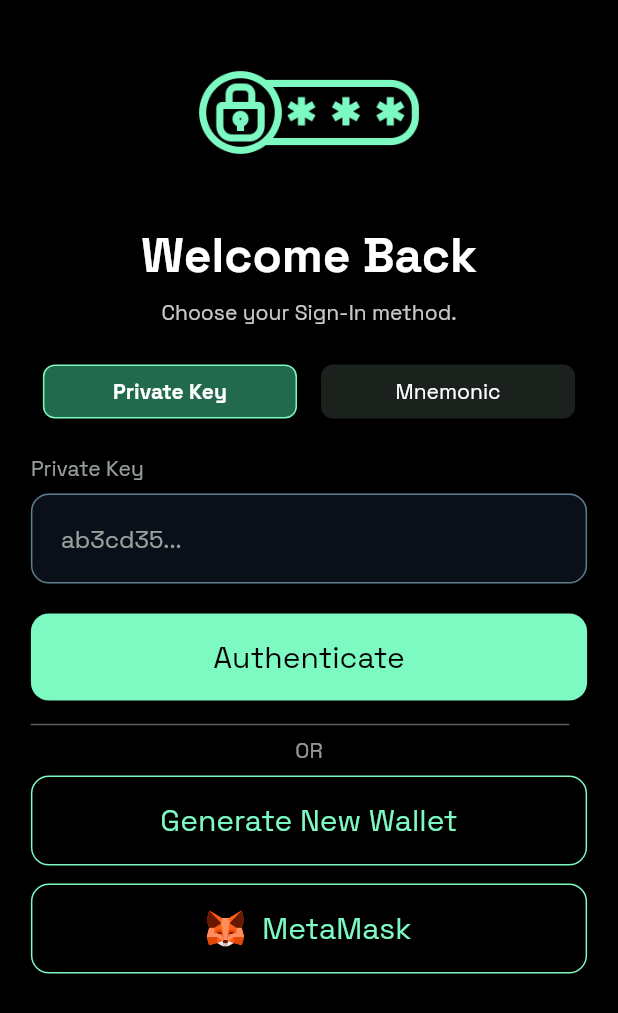
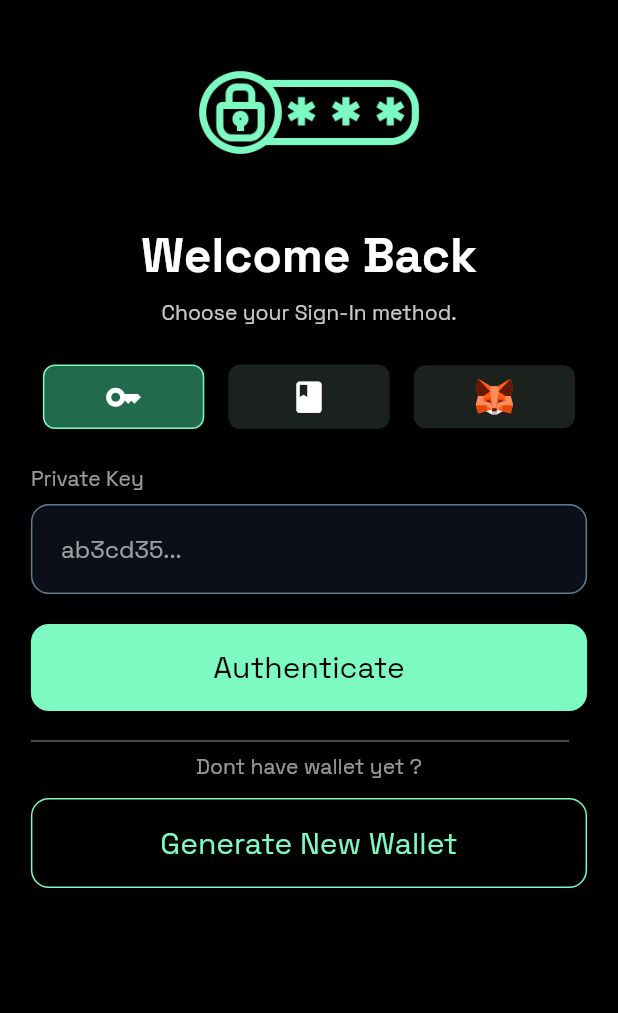
Before and after one commit to marouan-boumchahate/S2dent, a Flutter app: the screen it shows after launch, on a phone screen of 412 x 824 dp. Shown: the top 1013 px of the screen. Run offline on Flutter 3.47's test engine with Material 3 defaults, Android fonts, the phone set to English and light mode, and no system bars; our stand-ins replace device_preview, flex_color_scheme, flutter_secure_storage, flutter_svg, google_fonts; missing offline and left inert: reown_appkit.

Commit message:
Implement Signing in via MetaMask feature

```diff
--- /dev/null
+++ b/app/lib/components/animation_wrapper.dart
@@ -0,0 +1,20 @@
+import 'package:flutter/material.dart';
+
+class AnimationWrapper extends StatelessWidget {
+  const AnimationWrapper({
+    super.key,
+    required this.widget,
+  });
+  final Widget widget;
+  @override
+  Widget build(BuildContext context) {
+    return AnimatedSwitcher(
+      duration: Duration(milliseconds: 300),
+      transitionBuilder: (child, animation) => FadeTransition(
+        opacity: animation,
+        child: child,
+      ),
+      child: widget,
+    );
+  }
+}
--- a/app/lib/components/toggle_button.dart
+++ b/app/lib/components/toggle_button.dart
@@ -5,12 +5,12 @@ class ToggleButton extends StatelessWidget {
   const ToggleButton({
     super.key,
     required this.onTap,
-    required this.label,
     required this.isSelected,
+    required this.child,
   });
   final Function() onTap;
-  final String label;
   final bool isSelected;
+  final Widget child;
 
   @override
   Widget build(BuildContext context) {
@@ -30,13 +30,7 @@ class ToggleButton extends StatelessWidget {
             ),
           ),
           padding: EdgeInsets.symmetric(vertical: 8, horizontal: 20),
-          child: Text(
-            label,
-            style: TextStyle(
-              fontWeight: isSelected ? FontWeight.bold : FontWeight.normal,
-            ),
-            textAlign: TextAlign.center,
-          ),
+          child: child,
         ),
       ),
     );
--- /dev/null
+++ b/app/lib/config/app_config.dart
@@ -0,0 +1,3 @@
+class AppConfig {
+  static const projectId = String.fromEnvironment("PROJECT_ID");
+}
--- a/app/lib/main.dart
+++ b/app/lib/main.dart
@@ -1,28 +1,40 @@
-import 'package:app/pages/login_page.dart';
+import 'package:app/pages/home.dart';
+import 'package:app/pages/login.dart';
 import 'package:app/theme/flex_color_scheme.dart';
 import 'package:device_preview/device_preview.dart';
 import 'package:flutter/material.dart';
 import 'package:flutter/services.dart';
+import 'package:flutter_secure_storage/flutter_secure_storage.dart';
 
-void main() {
+void main() async {
   WidgetsFlutterBinding.ensureInitialized();
+  final secureStorage = FlutterSecureStorage();
+  final publicKey = await secureStorage.read(key: "publicKey");
   SystemChrome.setPreferredOrientations([DeviceOrientation.portraitUp]);
-  runApp(DevicePreview(
-    enabled: true,
-    builder: (context) => const MyApp(),
-  ));
+  runApp(
+    DevicePreview(
+      enabled: true,
+      builder: (context) => MyApp(
+        isLoggedIn: publicKey != null,
+      ),
+    ),
+  );
 }
 
 class MyApp extends StatelessWidget {
-  const MyApp({super.key});
+  const MyApp({
+    super.key,
+    required this.isLoggedIn,
+  });
 
+  final bool isLoggedIn;
   @override
   Widget build(BuildContext context) {
     return MaterialApp(
       themeMode: ThemeMode.dark,
       theme: AppTheme.light,
       darkTheme: AppTheme.dark,
-      home: const LoginPage(),
+      home: isLoggedIn ? HomePage() : LoginPage(),
     );
   }
 }
--- /dev/null
+++ b/app/lib/pages/login.dart
@@ -0,0 +1,292 @@
+import 'package:app/components/animation_wrapper.dart';
+import 'package:app/components/app_layout.dart';
+import 'package:app/components/auth_textfield.dart';
+import 'package:app/components/primary_button.dart';
+import 'package:app/components/secondary_button.dart';
+
+import 'package:app/components/toggle_button.dart';
+import 'package:app/config/app_config.dart';
+import 'package:app/extensions/context_extensions.dart';
+import 'package:app/pages/home.dart';
+import 'package:flutter/material.dart';
+import 'package:flutter_secure_storage/flutter_secure_storage.dart';
+import 'package:flutter_svg/svg.dart';
+import 'package:reown_appkit/reown_appkit.dart'
+    hide PrimaryButton, SecondaryButton;
+
+class LoginPage extends StatefulWidget {
+  const LoginPage({super.key});
+
+  @override
+  State<LoginPage> createState() => _LoginPageState();
+}
+
+enum LoginMethod { privateKey, mnemonic, metamask }
+
+class _LoginPageState extends State<LoginPage> {
+  final _formKey = GlobalKey<FormState>();
+  final _privateController = TextEditingController();
+  final _mnemonicController = TextEditingController();
+  LoginMethod method = LoginMethod.privateKey;
+  bool isDark = true;
+
+  late ReownAppKitModal _appKitModal;
+  final _secureStorage = FlutterSecureStorage();
+  bool isModalReady = false;
+
+  @override
+  void dispose() {
+    _privateController.dispose();
+    _mnemonicController.dispose();
+    _appKitModal.onModalConnect.unsubscribe((_) {});
+    super.dispose();
+  }
+
+  @override
+  void initState() {
+    super.initState();
+    _initMetaMask();
+  }
+
+  Future<void> _initMetaMask() async {
+    debugPrint('=== PROJECT ID: "${AppConfig.projectId}" ===');
+    try {
+      _appKitModal = ReownAppKitModal(
+          context: context,
+          projectId: AppConfig.projectId,
+          metadata: PairingMetadata(
+            name: "S2dent",
+            description: "Student Credentials Blockchain",
+            url: "https://ousama-jd.vercel.app/", //fake for now TODO: change it
+            redirect: const Redirect(
+              native: "s2dent://",
+              linkMode: false,
+            ),
+          ),
+          includedWalletIds: {
+            "c57ca95b47569778a828d19178114f4db188b89b763c899ba0be274e97267d96"
+          });
+
+      _appKitModal.onModalConnect.subscribe(
+        (event) async {
+          final address = _appKitModal.session?.getAddress("eip155");
+          if (address != null) {
+            await _secureStorage.write(key: "publicKey", value: address);
+            await _secureStorage.write(key: "loginMethod", value: "MetaMask");
+            if (mounted) {
+              Navigator.pushReplacement(
+                context,
+                MaterialPageRoute(
+                  builder: (context) => HomePage(),
+                ),
+              );
+            }
+          }
+        },
+      );
+      await _appKitModal.init();
+      if (mounted) {
+        setState(() {
+          isModalReady = true;
+        });
+      }
+    } catch (e, stackTrace) {
+      debugPrint('Init failed: $e');
+      debugPrint('Stack: $stackTrace');
+    }
+  }
+
+  void onTapAuthenticate() {}
+  void onTapGenerate() {}
+  void onTapMetaMask() {
+    _appKitModal.openModalView();
+  }
+
+  @override
+  Widget build(BuildContext context) {
+    final icon = Theme.brightnessOf(context) == Brightness.dark
+        ? "assets/password.png"
+        : "assets/password_light.png";
+    return AppLayout(
+      child: SingleChildScrollView(
+        child: Form(
+          key: _formKey,
+          child: Column(
+            mainAxisAlignment: MainAxisAlignment.center,
+            children: [
+              _headerSection(context, icon),
+              _toggleButtons(),
+              method == LoginMethod.metamask
+                  ? _metamask(context)
+                  : _textField(),
+              method != LoginMethod.metamask
+                  ? PrimaryButton(
+                      onTap: onTapAuthenticate,
+                      label: "Authenticate",
+                    )
+                  : const SizedBox(),
+              _dividerSection(context),
+              SecondaryButton(
+                  onTap: onTapGenerate, label: "Generate New Wallet"),
+            ],
+          ),
+        ),
+      ),
+    );
+  }
+
+  AnimationWrapper _metamask(BuildContext context) {
+    return AnimationWrapper(
+      widget: Padding(
+        padding: const EdgeInsets.symmetric(vertical: 12),
+        child: Container(
+          decoration: BoxDecoration(
+            color: context.colors.primaryContainer,
+            borderRadius: BorderRadius.circular(12),
+            border: Border.all(color: context.colors.inversePrimary),
+          ),
+          child: Row(
+            mainAxisAlignment: MainAxisAlignment.center,
+            children: [
+              Text(
+                "MetaMask",
+                style: TextStyle(
+                  fontSize: 16,
+                  fontWeight: FontWeight.bold,
+                ),
+              ),
+              Padding(
+                padding: const EdgeInsets.all(8.0),
+                child: Material(
+                  color: context.colors.inversePrimary,
+                  shape: CircleBorder(),
+                  child: InkWell(
+                    customBorder: CircleBorder(),
+                    onTap: isModalReady ? onTapMetaMask : null,
+                    child: Container(
+                      padding: EdgeInsets.all(8),
+                      decoration: BoxDecoration(
+                          border: Border.all(
+                            color: context.colors.primary,
+                            width: 2,
+                          ),
+                          shape: BoxShape.circle),
+                      child: SvgPicture.asset(
+                        "assets/metamask.svg",
+                        width: 62.2,
+                      ),
+                    ),
+                  ),
+                ),
+              ),
+            ],
+          ),
+        ),
+      ),
+    );
+  }
+
+  Padding _dividerSection(BuildContext context) {
+    return Padding(
+      padding: const EdgeInsetsGeometry.symmetric(vertical: 12),
+      child: Column(
+        children: [
+          Divider(
+            color: context.colors.onSurfaceVariant.withAlpha(120),
+            thickness: 1,
+            endIndent: 12,
+          ),
+          Text(
+            "Dont have wallet yet ?",
+            style: TextStyle(
+              color: context.colors.onSurface.withAlpha(150),
+            ),
+          )
+        ],
+      ),
+    );
+  }
+
+  AnimationWrapper _textField() {
+    return AnimationWrapper(
+      widget: AuthTextfield(
+        key: ValueKey(method),
+        controller: method == LoginMethod.privateKey
+            ? _privateController
+            : _mnemonicController,
+        label: method == LoginMethod.privateKey ? "Private Key" : "Mnemonic",
+        hint:
+            method == LoginMethod.privateKey ? "ab3cd35..." : "Horse, Apple...",
+      ),
+    );
+  }
+
+  Row _toggleButtons() {
+    return Row(
+      mainAxisAlignment: MainAxisAlignment.center,
+      children: [
+        Expanded(
+          child: ToggleButton(
+            onTap: () {
+              setState(() {
+                method = LoginMethod.privateKey;
+              });
+            },
+            isSelected: method == LoginMethod.privateKey,
+            child: Icon(Icons.key, size: 25),
+          ),
+        ),
+        Expanded(
+          child: ToggleButton(
+            onTap: () {
+              setState(() {
+                method = LoginMethod.mnemonic;
+              });
+            },
+            isSelected: method == LoginMethod.mnemonic,
+            child: Icon(Icons.book, size: 25),
+          ),
+        ),
+        Expanded(
+          child: ToggleButton(
+            onTap: () {
+              setState(() {
+                method = LoginMethod.metamask;
+              });
+            },
+            isSelected: method == LoginMethod.metamask,
+            child: SvgPicture.asset("assets/metamask.svg", width: 25),
+          ),
+        ),
+      ],
+    );
+  }
+
+  Container _headerSection(BuildContext context, String icon) {
+    return Container(
+      padding: const EdgeInsets.only(bottom: 16.0),
+      child: Column(
+        children: [
+          Image.asset(
+            icon,
+            width: 150,
+          ),
+          Text(
+            "Welcome Back",
+            style: TextStyle(
+                fontWeight: FontWeight.bold,
+                fontSize: 32,
+                color: context.colors.onSurface),
+          ),
+          Text(
+            "Choose your Sign-In method.",
+            style: TextStyle(
+              height: 2,
+              color: context.colors.onSurface.withAlpha(200),
+            ),
+          ),
+        ],
+      ),
+    );
+  }
+}
--- a/app/lib/pages/login_page.dart
+++ /dev/null
@@ -1,157 +0,0 @@
-import 'package:app/components/app_layout.dart';
-import 'package:app/components/auth_textfield.dart';
-import 'package:app/components/primary_button.dart';
-import 'package:app/components/secondary_button.dart';
-
-import 'package:app/components/toggle_button.dart';
-import 'package:app/extensions/context_extensions.dart';
-import 'package:flutter/material.dart';
-
-class LoginPage extends StatefulWidget {
-  const LoginPage({super.key});
-
-  @override
-  State<LoginPage> createState() => _LoginPageState();
-}
-
-enum LoginMethod { privateKey, mnemonic }
-
-class _LoginPageState extends State<LoginPage> {
-  final _formKey = GlobalKey<FormState>();
-  final _privateController = TextEditingController();
-  final _mnemonicController = TextEditingController();
-  bool isDark = true;
-  LoginMethod method = LoginMethod.privateKey;
-
-  @override
-  void dispose() {
-    _privateController.dispose();
-    _mnemonicController.dispose();
-    super.dispose();
-  }
-
-  @override
-  Widget build(BuildContext context) {
-    final icon = Theme.brightnessOf(context) == Brightness.dark
-        ? "assets/password.png"
-        : "assets/password_light.png";
-    return AppLayout(
-      child: SingleChildScrollView(
-        child: Form(
-          key: _formKey,
-          child: Column(
-            mainAxisAlignment: MainAxisAlignment.center,
-            children: [
-              _headerSection(context, icon),
-              _toggleButtons(),
-              _textField(),
-              PrimaryButton(onTap: () {}, label: "Authenticate"),
-              _dividerSection(context),
-              SecondaryButton(onTap: () {}, label: "Generate New Wallet"),
-              const SizedBox(height: 12),
-              SecondaryButton(onTap: () {}, label: "MetaMask", metamask: true),
-            ],
-          ),
-        ),
-      ),
-    );
-  }
-
-  Padding _dividerSection(BuildContext context) {
-    return Padding(
-      padding: const EdgeInsetsGeometry.symmetric(vertical: 8),
-      child: Column(
-        children: [
-          Divider(
-            color: context.colors.onSurfaceVariant.withAlpha(120),
-            thickness: 1,
-            endIndent: 12,
-          ),
-          Text(
-            "OR",
-            style: TextStyle(
-              color: context.colors.onSurface.withAlpha(150),
-            ),
-          )
-        ],
-      ),
-    );
-  }
-
-  AnimatedSwitcher _textField() {
-    return AnimatedSwitcher(
-      duration: Duration(milliseconds: 300),
-      transitionBuilder: (child, animation) => FadeTransition(
-        opacity: animation,
-        child: child,
-      ),
-      child: AuthTextfield(
-        key: ValueKey(method),
-        controller: method == LoginMethod.privateKey
-            ? _privateController
-            : _mnemonicController,
-        label: method == LoginMethod.privateKey ? "Private Key" : "Mnemonic",
-        hint:
-            method == LoginMethod.privateKey ? "ab3cd35..." : "Horse, Apple...",
-      ),
-    );
-  }
-
-  Row _toggleButtons() {
-    return Row(
-      mainAxisAlignment: MainAxisAlignment.center,
-      children: [
-        Expanded(
-          child: ToggleButton(
-            onTap: () {
-              setState(() {
-                method = LoginMethod.privateKey;
-              });
-            },
-            label: "Private Key",
-            isSelected: method == LoginMethod.privateKey,
-          ),
-        ),
-        Expanded(
-          child: ToggleButton(
-            onTap: () {
-              setState(() {
-                method = LoginMethod.mnemonic;
-              });
-            },
-            label: "Mnemonic",
-            isSelected: method == LoginMethod.mnemonic,
-          ),
-        ),
-      ],
-    );
-  }
-
-  Container _headerSection(BuildContext context, String icon) {
-    return Container(
-      padding: const EdgeInsets.only(bottom: 16.0),
-      child: Column(
-        children: [
-          Image.asset(
-            icon,
-            width: 150,
-          ),
-          Text(
-            "Welcome Back",
-            style: TextStyle(
-                fontWeight: FontWeight.bold,
-                fontSize: 32,
-                color: context.colors.onSurface),
-          ),
-          Text(
-            "Choose your Sign-In method.",
-            style: TextStyle(
-              height: 2,
-              color: context.colors.onSurface.withAlpha(200),
-            ),
-          ),
-        ],
-      ),
-    );
-  }
-}
--- a/app/pubspec.yaml
+++ b/app/pubspec.yaml
@@ -38,6 +38,12 @@ dependencies:
   google_fonts: ^8.0.2
   device_preview: ^1.3.1
   flutter_svg: ^2.2.4
+  reown_appkit: ^1.8.3
+  web3dart: ^3.0.2
+  bip39_plus: ^1.1.1
+  ed25519_hd_key: ^2.3.0
+  hex: ^0.2.0
+  flutter_secure_storage: ^9.2.4
 
 dev_dependencies:
   flutter_test:
```
Also changed, not shown: app/lib/pages/home.dart (added, +19 -0 lines), app/pubspec.lock, 8 other files.
